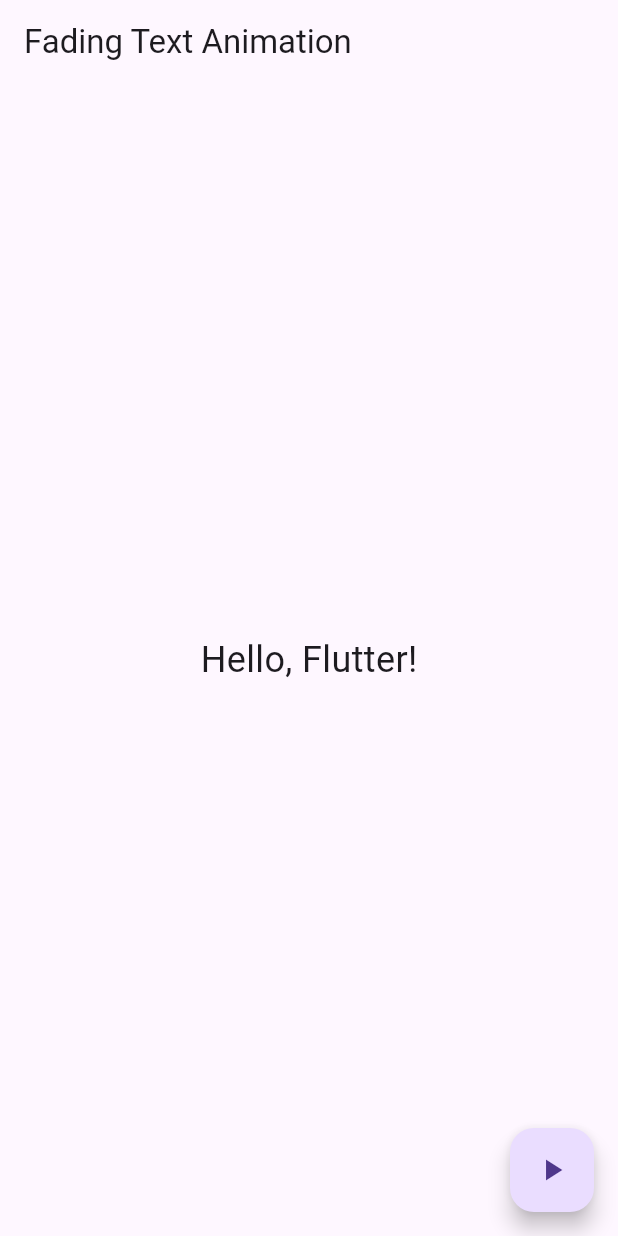
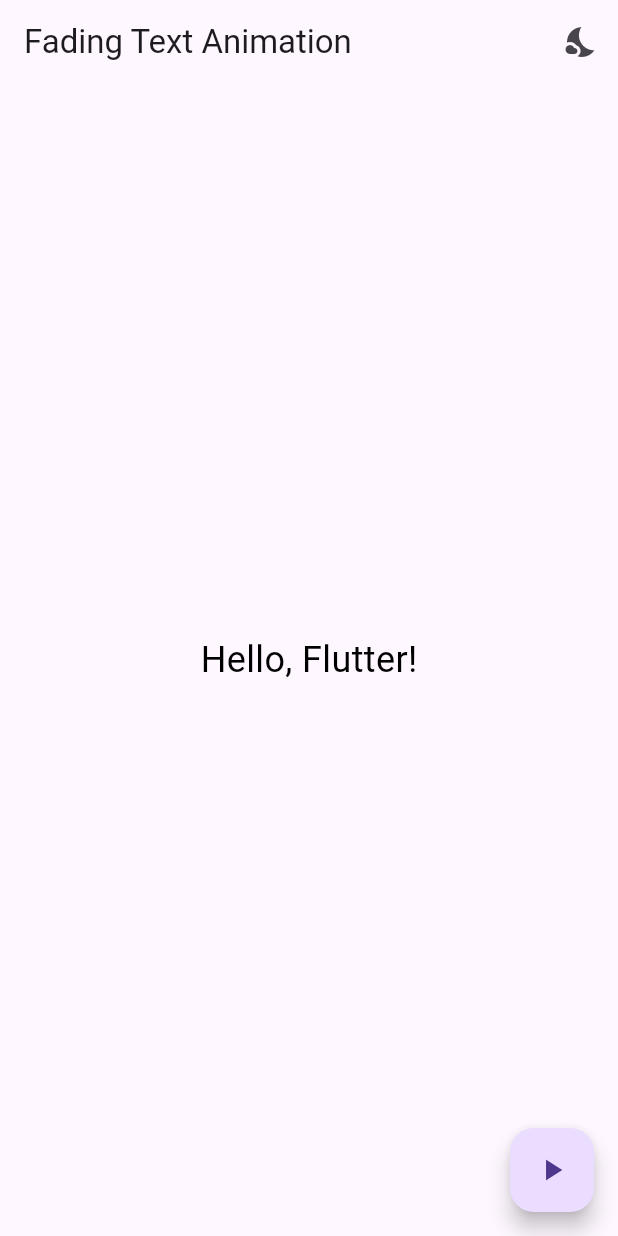
Before and after one commit to PhiGsu/act07, a Flutter app: the screen it shows after launch, on a phone screen of 412 x 824 dp. Run offline on Flutter 3.47's test engine with Material 3 defaults, Android fonts, the phone set to English and light mode, and no system bars.

Commit message:
Theme mode switch in app bar

```diff
--- a/lib/main.dart
+++ b/lib/main.dart
@@ -4,16 +4,37 @@ void main() {
   runApp(MyApp());
 }
 
-class MyApp extends StatelessWidget {
+class MyApp extends StatefulWidget {
+  @override
+  _MyAppState createState() => _MyAppState();
+}
+
+class _MyAppState extends State<MyApp> {
+  ThemeMode _themeMode = ThemeMode.system;
+
+  void changeTheme(ThemeMode themeMode) {
+    setState(() {
+      _themeMode = themeMode;
+    });
+  }
+
   @override
   Widget build(BuildContext context) {
     return MaterialApp(
-      home: FadingTextAnimation(),
+      home: FadingTextAnimation(changeTheme: changeTheme),
+      theme: lightTheme,
+      darkTheme: darkTheme,
+      themeMode: _themeMode,
+      debugShowCheckedModeBanner: false,
     );
   }
 }
 
 class FadingTextAnimation extends StatefulWidget {
+  final Function(ThemeMode) changeTheme;
+
+  const FadingTextAnimation({super.key, required this.changeTheme});
+
   @override
   _FadingTextAnimationState createState() => _FadingTextAnimationState();
 }
@@ -32,12 +53,18 @@ class _FadingTextAnimationState extends State<FadingTextAnimation> {
     return Scaffold(
       appBar: AppBar(
         title: Text('Fading Text Animation'),
+        actions: [
+          IconButton(
+            icon: Theme.of(context).brightness == Brightness.dark ? Icon(Icons.sunny) : Icon(Icons.nights_stay),
+            onPressed: () => widget.changeTheme(Theme.of(context).brightness == Brightness.dark ? ThemeMode.light : ThemeMode.dark),
+          )
+        ],
       ),
       body: Center(
         child: AnimatedOpacity(
           opacity: _isVisible ? 1.0 : 0.0,
           duration: Duration(seconds: 1),
-          child: Text(
+          child: const Text(
             'Hello, Flutter!',
             style: TextStyle(fontSize: 24),
           ),
@@ -50,3 +77,19 @@ class _FadingTextAnimationState extends State<FadingTextAnimation> {
     );
   }
 }
+
+final ThemeData lightTheme = ThemeData(
+  textTheme: TextTheme(
+    bodyMedium: TextStyle(fontSize: 18, color: Colors.black),
+  ),
+);
+
+final ThemeData darkTheme = ThemeData(
+  colorScheme: ColorScheme.dark(
+    primary: Colors.blue,
+  ),
+  scaffoldBackgroundColor: const Color.fromARGB(255, 38, 38, 38),
+  textTheme: TextTheme(
+    bodyMedium: TextStyle(fontSize: 18, color: Colors.white),
+  ),
+);
```
Also changed, not shown: 1 other file.
